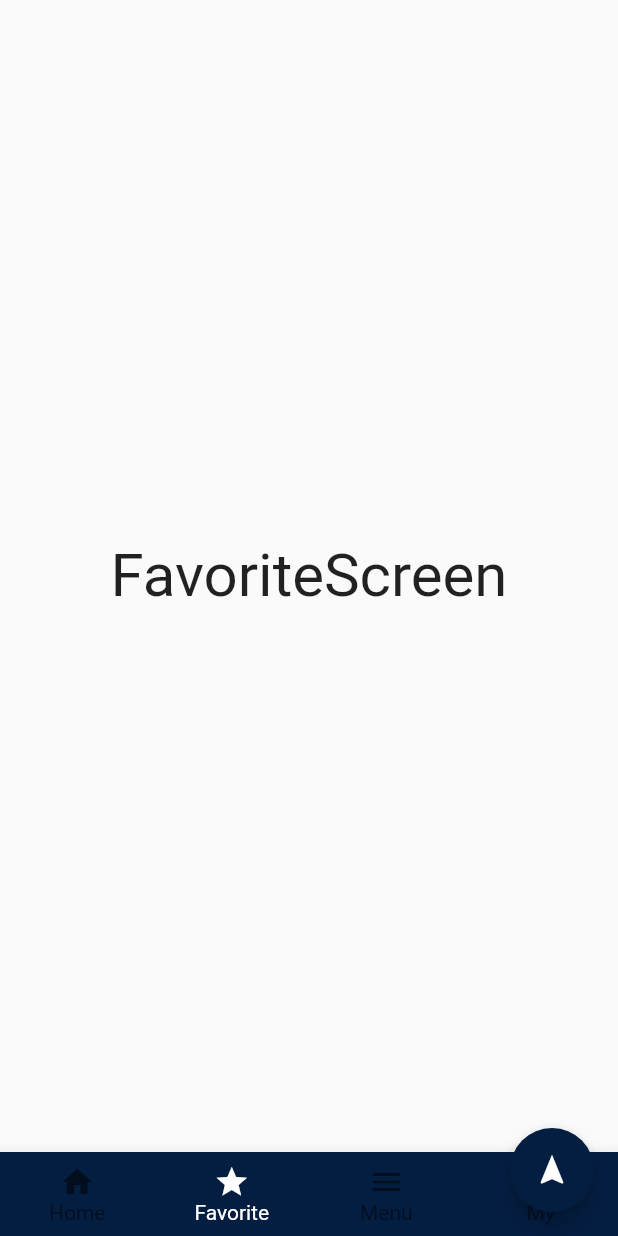
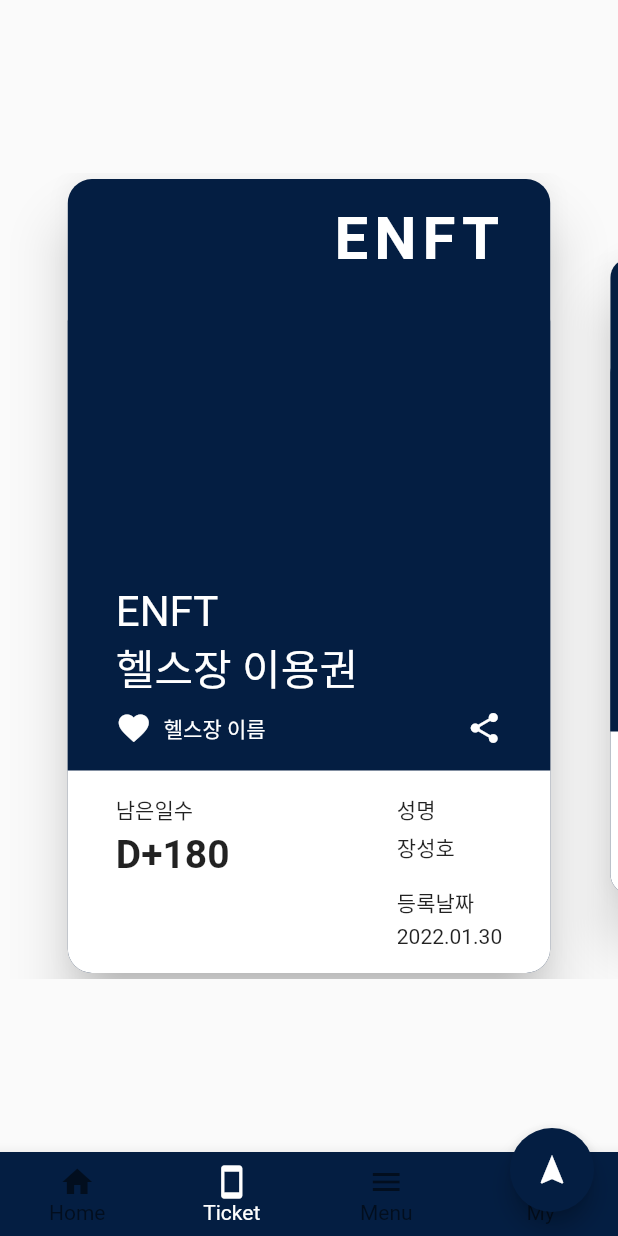
Before and after one commit to Long9725/ENFT_client_app, a Flutter app: the HomePage screen opened directly, item 2 of the bottom bar chosen, on a phone screen of 412 x 824 dp. Run offline on Flutter 3.47's test engine with Material 2 defaults, Android fonts, the phone set to English and light mode, and no system bars; our stand-ins replace flutter_swiper_null_safety, location, lottie.

Commit message:
Ticket page view

```diff
--- a/lib/src/page/home.dart
+++ b/lib/src/page/home.dart
@@ -1,4 +1,5 @@
 import 'package:blue/src/model/user.dart';
+import 'package:blue/src/screen/ticket.dart';
 import 'package:flutter/material.dart';
 
 import 'package:blue/src/page/myInfo.dart';
@@ -20,10 +21,7 @@ class _HomePageState extends State<HomePage> {
   Widget build(BuildContext context) {
     List _widgetOptions = [
       const PostListScreen(),
-      const Text(
-        'FavoriteScreen',
-        style: TextStyle(fontSize: 40),
-      ),
+      const TicketScreen(),
       const Text(
         'MenuScreen',
         style: TextStyle(fontSize: 40),
@@ -52,7 +50,7 @@ class _HomePageState extends State<HomePage> {
                 BottomNavigationBarItem(
                     icon: Icon(Icons.home), label: 'Home'),
                 BottomNavigationBarItem(
-                    icon: Icon(Icons.star), label: 'Favorite'),
+                    icon: Icon(Icons.smartphone_rounded), label: 'Ticket'),
                 BottomNavigationBarItem(
                     icon: Icon(Icons.menu), label: 'Menu'),
                 BottomNavigationBarItem(
--- a/lib/src/page/location.dart
+++ b/lib/src/page/location.dart
@@ -79,7 +79,7 @@ class _LocationPageState extends State<LocationPage> {
                           LocationData _locationData;
                           _locationData = await location.getLocation();
                           context.read<LocationProvider>().addressList =
-                              await fetchData(5, _locationData.longitude.toString(), _locationData.latitude.toString());
+                              await fetchData(5,_locationData.longitude.toString(), _locationData.latitude.toString());
                           setState(() {
                             _tempList = context.read<LocationProvider>().addressList;
                             _isVisible = false;
--- /dev/null
+++ b/lib/src/screen/ticket.dart
@@ -0,0 +1,164 @@
+import 'package:flutter/material.dart';
+
+import 'package:flutter_swiper_null_safety/flutter_swiper_null_safety.dart';
+
+import 'package:blue/src/helper.dart';
+
+class TicketScreen extends StatefulWidget {
+  const TicketScreen({Key? key}) : super(key: key);
+
+  @override
+  State<TicketScreen> createState() => TicketScreenState();
+}
+
+class TicketScreenState extends State<TicketScreen> {
+  int _selectedIndex = 0;
+
+  @override
+  Widget build(BuildContext context) {
+    final width = MediaQuery.of(context).size.width;
+    return Scaffold(
+        body: Center(
+            child: SizedBox(
+      height: (width - 80) * 1.618,
+      child: PageView.builder(
+        onPageChanged: (index) {
+          setState(() {
+            _selectedIndex = index;
+          });
+        },
+        controller: PageController(viewportFraction: 0.8),
+        itemCount: 3,
+        itemBuilder: (BuildContext context, int index) {
+          var _scale = _selectedIndex == index ? 1.0 : 0.8;
+          return TweenAnimationBuilder(
+              tween: Tween(begin: _scale, end: _scale),
+              duration: const Duration(milliseconds: 350),
+              curve: Curves.ease,
+              child: buildCard(),
+              builder: (context, value, child) {
+                return Transform.scale(scale: value as double, child: child);
+              });
+        },
+      ),
+    )));
+  }
+
+  Widget buildCard() {
+    return Card(
+        elevation: kDefaultPadding,
+        color: kPrimaryColor,
+        shape: RoundedRectangleBorder(
+            borderRadius: BorderRadius.all(Radius.circular(16.0))),
+        child: Column(
+          mainAxisAlignment: MainAxisAlignment.end,
+          crossAxisAlignment: CrossAxisAlignment.end,
+          children: [
+            Padding(
+                padding: const EdgeInsets.symmetric(
+                    vertical: kDefaultPadding, horizontal: kDefaultPadding * 2),
+                child: Text(
+                  "ENFT",
+                  style: TextStyle(
+                    color: Colors.white,
+                    fontSize: 40.0,
+                    fontWeight: FontWeight.bold,
+                    letterSpacing: 4.0
+                  ),
+                )),
+            Expanded(
+                child: Container(
+                    decoration: const BoxDecoration(
+                        color: kPrimaryColor,
+                        borderRadius: BorderRadius.only(
+                            topLeft: Radius.circular(16.0),
+                            topRight: Radius.circular(16.0))),
+                    child: Padding(
+                        padding: const EdgeInsets.symmetric(
+                            vertical: kDefaultPadding,
+                            horizontal: kDefaultPadding * 2),
+                        child: Column(
+                          mainAxisAlignment: MainAxisAlignment.end,
+                          crossAxisAlignment: CrossAxisAlignment.start,
+                          children: [
+                            Text(
+                              "ENFT\n헬스장 이용권",
+                              style: TextStyle(
+                                  color: Colors.white,
+                                  fontSize: 28.0,
+                                  fontWeight: FontWeight.normal),
+                            ),
+                            SizedBox(
+                              height: kDefaultPadding / 2,
+                            ),
+                            Row(
+                              children: [
+                                Icon(Icons.favorite, color: Colors.white),
+                                SizedBox(
+                                  height: 0,
+                                  width: kDefaultPadding / 2,
+                                ),
+                                Expanded(
+                                    child: Text("헬스장 이름",
+                                        style: TextStyle(
+                                          color: Colors.white,
+                                        ))),
+                                Icon(Icons.share, color: Colors.white)
+                              ],
+                            )
+                          ],
+                        )))),
+            Container(
+                decoration: const BoxDecoration(
+                    color: Colors.white,
+                    borderRadius: BorderRadius.only(
+                        bottomLeft: Radius.circular(16.0),
+                        bottomRight: Radius.circular(16.0))),
+                child: Wrap(children: [
+                  Padding(
+                      padding: const EdgeInsets.symmetric(
+                          vertical: kDefaultPadding,
+                          horizontal: kDefaultPadding * 2),
+                      child: Row(
+                          mainAxisAlignment: MainAxisAlignment.start,
+                          crossAxisAlignment: CrossAxisAlignment.start,
+                          children: [
+                            Expanded(
+                                child:
+                                    buildColumnTextItem('남은일수', 'D+180', true)),
+                            Column(
+                              mainAxisAlignment: MainAxisAlignment.start,
+                              crossAxisAlignment: CrossAxisAlignment.start,
+                              children: [
+                                buildColumnTextItem('성명', '장성호', false),
+                                const SizedBox(
+                                    height: kDefaultPadding, width: 0),
+                                buildColumnTextItem('등록날짜', '2022.01.30', false)
+                              ],
+                            )
+                          ]))
+                ]))
+          ],
+        ));
+  }
+
+  Widget buildColumnTextItem(String title, String text, bool isBool) {
+    return Column(
+      mainAxisAlignment: MainAxisAlignment.start,
+      crossAxisAlignment: CrossAxisAlignment.start,
+      children: <Widget>[
+        Text(title),
+        const SizedBox(
+          height: kDefaultPadding / 4,
+          width: 0,
+        ),
+        Text(
+          text,
+          style: TextStyle(
+              fontWeight: isBool ? FontWeight.bold : FontWeight.normal,
+              fontSize: isBool ? 26.0 : 14.0),
+        )
+      ],
+    );
+  }
+}
```
Also changed, not shown: lib/src/helper.dart (+10 -13 lines).
